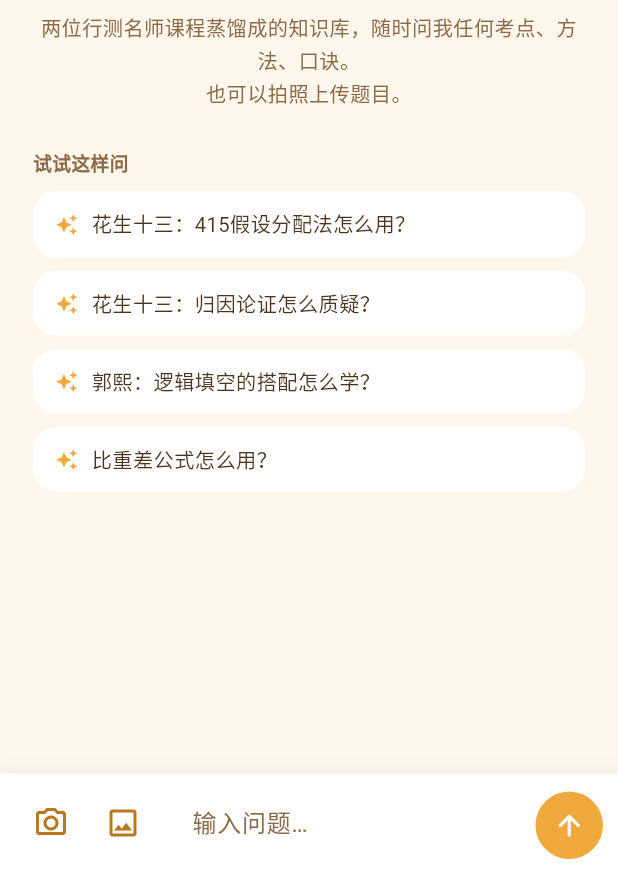
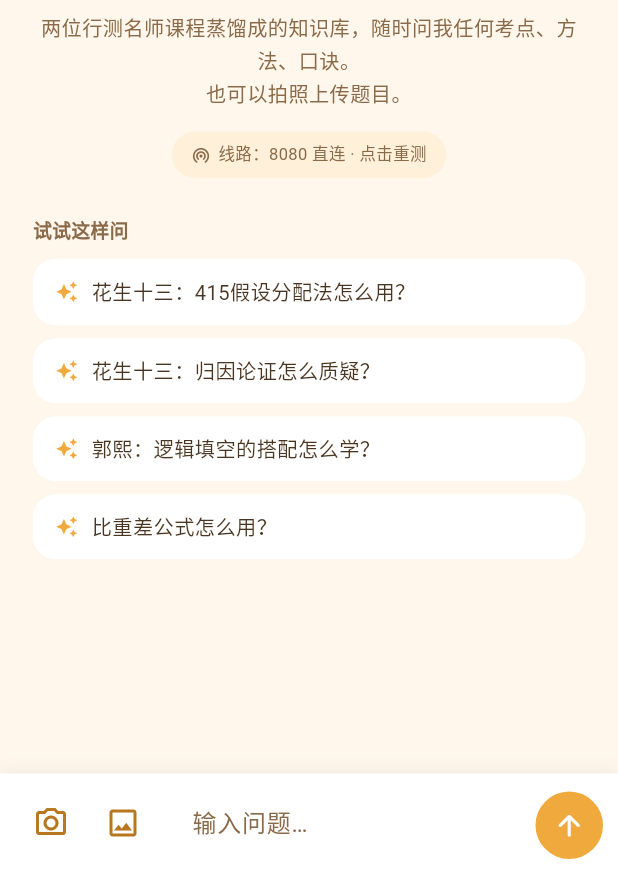
Before and after one commit to hu932/gxl, a Flutter app: the screen it shows after launch, on a phone screen of 412 x 824 dp, the part 362-1236 px from its top. Run offline on Flutter 3.47's test engine with Material 3 defaults, Android fonts, the phone set to English and light mode, and no system bars; our stand-ins replace flutter_markdown, image_picker; network calls fail.

Commit message:
v1.0.0+4：端点管理重写为多线路循环重试 + 记住可用线路 + 界面显示当前线路

```diff
--- a/lib/api.dart
+++ b/lib/api.dart
@@ -4,57 +4,87 @@ import 'dart:io';
 
 import 'package:http/http.dart' as http;
 import 'package:http_parser/http_parser.dart';
+import 'package:path_provider/path_provider.dart';
 
 import 'models.dart';
 
 /// Dify 服务配置（行测知识库）
 ///
-/// 双端点：**8080 直连优先**，若被运营商/防火墙拦截（表现为 No route to host）
-/// 则自动切到 80 端口的 nginx 反向代理（/dify/ -> 127.0.0.1:8080）。
+/// 多端点自动切换：
+///   0) http://38.175.194.43:8080   直连
+///   1) http://38.175.194.43/dify   80 端口反代
+///
+/// 部分运营商/网络会拦截 8080 出站（表现为 `No route to host, errno=65`），
+/// 此时自动改用 80 端口反代。**可用的端点会被记住**，下次启动直接使用。
 class DifyConfig {
-  /// 直连 Dify 端口
-  static const endpointDirect = 'http://38.175.194.43:8080';
+  static const endpoints = <String>[
+    'http://38.175.194.43:8080',
+    'http://38.175.194.43/dify',
+  ];
 
-  /// 80 端口反代（备用）
-  static const endpointProxy = 'http://38.175.194.43/dify';
+  static const labels = <String>['8080 直连', '80 反代'];
 
   static const apiKey = 'app-ZuI2yGKf1UxE6Rj9nJf0quRQ';
   static const user = 'ios-user-001';
 
-  static String _active = endpointDirect;
+  static int _idx = 0;
+  static File? _store;
 
-  static String get baseUrl => _active;
-  static String get otherEndpoint =>
-      _active == endpointDirect ? endpointProxy : endpointDirect;
-  static bool get usingDirect => _active == endpointDirect;
+  static String get baseUrl => endpoints[_idx];
+  static String get activeLabel => labels[_idx];
 
+  // ---------- 端点记忆 ----------
+  static Future<void> _load() async {
+    try {
+      final dir = await getApplicationDocumentsDirectory();
+      _store = File('${dir.path}/huangyou_endpoint.txt');
+      if (await _store!.exists()) {
+        final i = int.tryParse((await _store!.readAsString()).trim());
+        if (i != null && i >= 0 && i < endpoints.length) _idx = i;
+      }
+    } catch (_) {}
+  }
+
+  static Future<void> _save() async {
+    try {
+      await _store?.writeAsString('$_idx');
+    } catch (_) {}
+  }
+
+  // ---------- 探测 ----------
   static Future<bool> _alive(String base) async {
     try {
       final r = await http
           .get(Uri.parse('$base/console/api/setup'))
-          .timeout(const Duration(seconds: 4));
+          .timeout(const Duration(seconds: 3));
       return r.statusCode == 200;
     } catch (_) {
       return false;
     }
   }
 
-  /// 启动时探测：8080 不通就用 80 端口
+  /// 启动时调用：**并行**探测所有端点，优先沿用上次成功的那个
   static Future<void> resolve() async {
-    if (await _alive(endpointDirect)) {
-      _active = endpointDirect;
-      return;
+    await _load();
+    final futures = <Future<bool>>[];
+    for (final e in endpoints) {
+      futures.add(_alive(e));
     }
-    if (await _alive(endpointProxy)) {
-      _active = endpointProxy;
-      return;
+    final res = await Future.wait(futures);
+    final alive = <int>[];
+    for (var i = 0; i < res.length; i++) {
+      if (res[i]) alive.add(i);
     }
-    _active = endpointDirect; // 都探测失败就先保持直连，出错时再切换
+    if (alive.isEmpty) return; // 全不通就保持现状，发消息时再逐个重试
+    if (alive.contains(_idx)) return; // 记住的那个还能用
+    _idx = alive.first;
+    await _save();
   }
 
-  /// 切到另一个端点
-  static void switchEndpoint() {
-    _active = otherEndpoint;
+  /// 换到下一个端点（并记住）
+  static Future<void> nextEndpoint() async {
+    _idx = (_idx + 1) % endpoints.length;
+    await _save();
   }
 }
 
@@ -76,18 +106,24 @@ class DifyChunk {
 
 class DifyApi {
   /// 判断是否为「连不上」类错误（这类才值得换端点重试）
-  static bool _isConnError(Object e) {
+  static bool isConnError(Object e) {
     if (e is SocketException || e is TimeoutException) return true;
     final s = e.toString().toLowerCase();
-    return s.contains('sockeexception') ||
-        s.contains('socketexception') ||
+    return s.contains('socketexception') ||
         s.contains('clientexception') ||
         s.contains('no route to host') ||
         s.contains('connection refused') ||
         s.contains('connection failed') ||
+        s.contains('connection reset') ||
         s.contains('timed out') ||
-        s.contains('timeout');
+        s.contains('timeout') ||
+        s.contains('network is unreachable');
   }
+
+  /// 全部端点都失败时给出的提示
+  static String allFailedMessage(Object e) =>
+      '⚠️ 请求失败\n\n所有线路都连不上（${DifyConfig.labels.join(' / ')}）。\n'
+      '请检查手机网络，或稍后重试。\n\n技术信息：$e';
 
   /// 根据扩展名推断 MIME。**必须显式指定**：http 的 MultipartFile 默认发
   /// application/octet-stream，Dify 的视觉模型会因识别不出格式而报
@@ -113,17 +149,19 @@ class DifyApi {
     return 'question.jpg';
   }
 
-  /// 上传图片，返回 file_id；失败时抛出带可读原因的异常
+  /// 上传图片：逐个端点尝试，返回 file_id
   static Future<String> uploadImage(File file) async {
+    Object? lastErr;
+    for (var a = 0; a < DifyConfig.endpoints.length; a++) {
       try {
         return await _uploadOnce(file);
       } catch (e) {
-      if (_isConnError(e)) {
-        DifyConfig.switchEndpoint();
-        return await _uploadOnce(file);
+        lastErr = e;
+        if (!isConnError(e)) rethrow;
+        await DifyConfig.nextEndpoint();
       }
-      rethrow;
     }
+    throw Exception(allFailedMessage(lastErr ?? '未知错误'));
   }
 
   static Future<String> _uploadOnce(File file) async {
@@ -177,29 +215,29 @@ class DifyApi {
   static String _clip(String s) =>
       s.length > 240 ? '${s.substring(0, 240)}…' : s;
 
-  /// 流式对话（SSE）。连接失败时自动换端点重试一次。
+  /// 流式对话（SSE）：**依次尝试所有端点**，任一成功即返回
   static Stream<DifyChunk> chat({
     required String query,
     String conversationId = '',
     List<Map<String, String>> files = const [],
   }) async* {
+    Object? lastErr;
+    for (var a = 0; a < DifyConfig.endpoints.length; a++) {
       var got = false;
       try {
         await for (final c in _chatOnce(query, conversationId, files)) {
           got = true;
           yield c;
         }
+        return; // 成功
       } catch (e) {
-      // 只有在「一个字都还没收到」时才换端点重试，避免重复内容
-      if (!got && _isConnError(e)) {
-        DifyConfig.switchEndpoint();
-        await for (final c in _chatOnce(query, conversationId, files)) {
-          yield c;
-        }
-      } else {
-        rethrow;
+        lastErr = e;
+        // 已开始输出内容就不重试（避免重复），非连接错误也不重试
+        if (got || !isConnError(e)) rethrow;
+        await DifyConfig.nextEndpoint();
       }
     }
+    throw Exception(allFailedMessage(lastErr ?? '未知错误'));
   }
 
   static Stream<DifyChunk> _chatOnce(
--- a/lib/chat_page.dart
+++ b/lib/chat_page.dart
@@ -318,6 +318,8 @@ class _ChatPageState extends State<ChatPage> {
             textAlign: TextAlign.center,
             style: TextStyle(fontSize: 13.5, height: 1.6, color: _subColor),
           ),
+          const SizedBox(height: 14),
+          _connStatus(),
           const SizedBox(height: 26),
           Align(
             alignment: Alignment.centerLeft,
@@ -330,6 +332,36 @@ class _ChatPageState extends State<ChatPage> {
           const SizedBox(height: 10),
           ..._quickQs.map(_chip),
         ],
+      ),
+    );
+  }
+
+  /// 显示当前线路，点一下可重新探测
+  Widget _connStatus() {
+    return InkWell(
+      borderRadius: BorderRadius.circular(20),
+      onTap: () async {
+        _toast('正在检测线路…');
+        await DifyConfig.resolve();
+        if (!mounted) return;
+        setState(() {});
+        _toast('当前线路：${DifyConfig.activeLabel}');
+      },
+      child: Container(
+        padding: const EdgeInsets.symmetric(horizontal: 13, vertical: 7),
+        decoration: BoxDecoration(
+          color: _dark ? const Color(0xFF332C22) : ButterColors.creamDeep,
+          borderRadius: BorderRadius.circular(20),
+        ),
+        child: Row(
+          mainAxisSize: MainAxisSize.min,
+          children: [
+            Icon(Icons.wifi_tethering_rounded, size: 13, color: _subColor),
+            const SizedBox(width: 5),
+            Text('线路：${DifyConfig.activeLabel} · 点击重测',
+                style: TextStyle(fontSize: 11, color: _subColor)),
+          ],
+        ),
       ),
     );
   }
--- a/pubspec.yaml
+++ b/pubspec.yaml
@@ -1,7 +1,7 @@
 name: huangyou_kesong
-description: 黄油可颂 —— 行测智能体（花生十三 × 郭熙 课程蒸馏知识库）
+description: 榛勬补鍙 鈥斺€?琛屾祴鏅鸿兘浣擄紙鑺辩敓鍗佷笁 脳 閮啓 璇剧▼钂搁鐭ヨ瘑搴擄級
 publish_to: 'none'
-version: 1.0.0+3
+version: 1.0.0+4
 
 environment:
   sdk: '>=3.3.0 <4.0.0'
```
Lines whose indentation alone changed are shown as unchanged.
